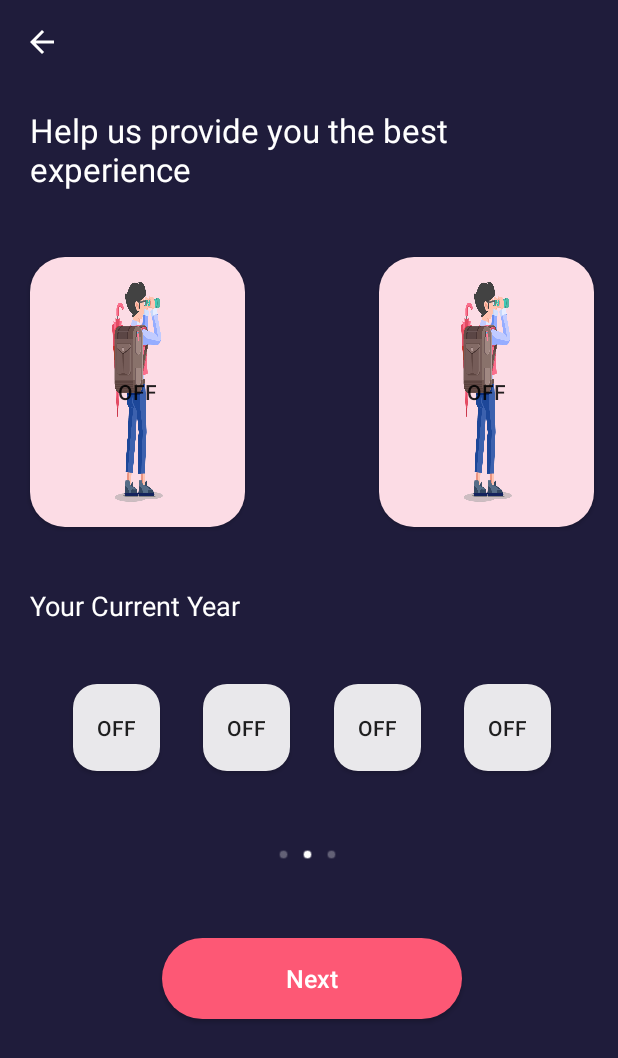
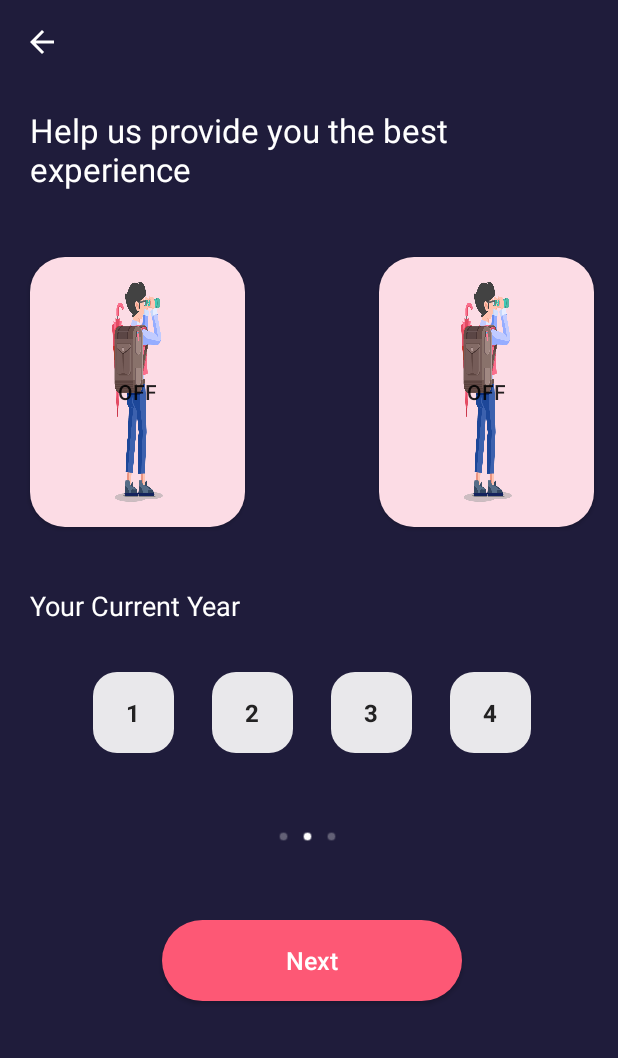
Before and after one commit to ahmadshahal/ITE-Assistant-Android-App, an Android app: the SelectYearActivity screen opened directly, with no data from a screen before it, on a phone screen of 412 x 824 dp. Shown: the top 1058 px of the screen. Run offline under Robolectric (Android 15) with nearby library versions, the phone set to English and light mode, and no system bars.

Commit message:
select_year Layout updated

```diff
--- /dev/null
+++ b/app/src/main/res/drawable/number_button_clicked.xml
@@ -0,0 +1,6 @@
+<?xml version="1.0" encoding="utf-8"?>
+<shape xmlns:android="http://schemas.android.com/apk/res/android"
+    android:shape="rectangle">
+    <corners android:radius="16dp"/>
+    <solid android:color="@color/buttons_color"/>
+</shape>
--- /dev/null
+++ b/app/src/main/res/drawable/radio_button_selector.xml
@@ -0,0 +1,7 @@
+<?xml version="1.0" encoding="utf-8"?>
+<selector xmlns:android="http://schemas.android.com/apk/res/android">
+    <item android:state_checked="true"
+        android:drawable="@drawable/number_button_clicked"/>
+    <item android:state_checked="false"
+        android:drawable="@drawable/numbers_button_normal"/>
+</selector>
--- /dev/null
+++ b/app/src/main/res/drawable/text_selector.xml
@@ -0,0 +1,7 @@
+<?xml version="1.0" encoding="utf-8"?>
+<selector xmlns:android="http://schemas.android.com/apk/res/android">
+    <item android:state_checked="true"
+        android:color = "@android:color/white"/>
+    <item android:state_checked="false"
+        android:color = "#232223"/>
+</selector>
--- a/app/src/main/res/layout/activity_select_year.xml
+++ b/app/src/main/res/layout/activity_select_year.xml
@@ -60,57 +60,64 @@
         app:layout_constraintStart_toEndOf="@+id/toggleButton2"
         app:layout_constraintTop_toBottomOf="@+id/textView3" />
 
-    <ToggleButton
-        android:id="@+id/toggleButton7"
-        android:layout_width="58dp"
-        android:layout_height="58dp"
-        android:layout_marginTop="40dp"
-        android:background="@drawable/numbers_button"
-        android:text="ToggleButton"
-        app:layout_constraintEnd_toStartOf="@+id/toggleButton8"
-        app:layout_constraintHorizontal_bias="0.5"
-        app:layout_constraintHorizontal_chainStyle="spread"
+    <RadioGroup
+        android:id="@+id/radio_group"
+        android:layout_width="wrap_content"
+        android:layout_height="wrap_content"
+        android:layout_marginTop="32dp"
+        android:orientation="horizontal"
+        app:layout_constraintEnd_toStartOf="@+id/guideline"
         app:layout_constraintStart_toStartOf="@+id/guideline2"
-        app:layout_constraintTop_toBottomOf="@+id/textView4" />
+        app:layout_constraintTop_toBottomOf="@+id/textView4">
 
-    <ToggleButton
-        android:id="@+id/toggleButton9"
-        android:layout_width="58dp"
-        android:layout_height="58dp"
-        android:layout_marginTop="40dp"
-        android:background="@drawable/numbers_button"
-        android:text="ToggleButton"
-        app:layout_constraintEnd_toStartOf="@+id/toggleButton5"
-        app:layout_constraintHorizontal_bias="0.5"
-        app:layout_constraintHorizontal_chainStyle="spread"
-        app:layout_constraintStart_toEndOf="@+id/toggleButton8"
-        app:layout_constraintTop_toBottomOf="@+id/textView4" />
+        <RadioButton
+            android:layout_width="54dp"
+            android:layout_height="54dp"
+            android:layout_marginRight="25dp"
+            android:background="@drawable/radio_button_selector"
+            android:button="@android:color/transparent"
+            android:gravity="center"
+            android:text="1"
+            android:textColor="@drawable/text_selector"
+            android:textSize="15.7sp"
+            android:textStyle="bold" />
 
-    <ToggleButton
-        android:id="@+id/toggleButton5"
-        android:layout_width="58dp"
-        android:layout_height="58dp"
-        android:layout_marginTop="40dp"
-        android:background="@drawable/numbers_button"
-        android:text="ToggleButton"
-        app:layout_constraintEnd_toStartOf="@+id/guideline"
-        app:layout_constraintHorizontal_bias="0.5"
-        app:layout_constraintHorizontal_chainStyle="spread"
-        app:layout_constraintStart_toEndOf="@+id/toggleButton9"
-        app:layout_constraintTop_toBottomOf="@+id/textView4" />
+        <RadioButton
+            android:layout_width="54dp"
+            android:layout_height="54dp"
+            android:layout_marginRight="25dp"
+            android:background="@drawable/radio_button_selector"
+            android:button="@android:color/transparent"
+            android:gravity="center"
+            android:text="2"
+            android:textColor="@drawable/text_selector"
+            android:textSize="15.7sp"
+            android:textStyle="bold" />
 
-    <ToggleButton
-        android:id="@+id/toggleButton8"
-        android:layout_width="58dp"
-        android:layout_height="58dp"
-        android:layout_marginTop="40dp"
-        android:background="@drawable/numbers_button"
-        android:text="ToggleButton"
-        app:layout_constraintEnd_toStartOf="@+id/toggleButton9"
-        app:layout_constraintHorizontal_bias="0.5"
-        app:layout_constraintHorizontal_chainStyle="spread"
-        app:layout_constraintStart_toEndOf="@+id/toggleButton7"
-        app:layout_constraintTop_toBottomOf="@+id/textView4" />
+        <RadioButton
+            android:layout_width="54dp"
+            android:layout_height="54dp"
+            android:layout_marginRight="25dp"
+            android:background="@drawable/radio_button_selector"
+            android:button="@android:color/transparent"
+            android:gravity="center"
+            android:text="3"
+            android:textColor="@drawable/text_selector"
+            android:textSize="15.7sp"
+            android:textStyle="bold" />
+
+        <RadioButton
+            android:layout_width="54dp"
+            android:layout_height="54dp"
+            android:background="@drawable/radio_button_selector"
+            android:button="@android:color/transparent"
+            android:gravity="center"
+            android:text="4"
+            android:textColor="@drawable/text_selector"
+            android:textSize="15.7sp"
+            android:textStyle="bold" />
+    </RadioGroup>
+
 
     <ImageView
         android:id="@+id/imageView3"
@@ -120,7 +127,7 @@
         app:layout_constraintEnd_toStartOf="@+id/guideline"
         app:layout_constraintHorizontal_bias="0.491"
         app:layout_constraintStart_toStartOf="@+id/guideline2"
-        app:layout_constraintTop_toBottomOf="@+id/toggleButton9"
+        app:layout_constraintTop_toBottomOf="@+id/radio_group"
         app:srcCompat="@drawable/dot_2" />
 
     <Button
@@ -129,8 +136,8 @@
         android:layout_height="54dp"
         android:layout_marginTop="40dp"
         android:background="@drawable/rounded_button"
+        android:elevation="8dp"
         android:text="Next"
-        android:elevation="8dp"
         android:textAllCaps="false"
         android:textColor="@color/text_color"
         android:textSize="16.5sp"
@@ -153,4 +160,5 @@
         android:orientation="vertical"
         app:layout_constraintGuide_begin="20dp" />
 
+
 </android.support.constraint.ConstraintLayout>
```
Also changed, not shown: app/src/main/res/drawable/numbers_button_normal.xml (renamed from app/src/main/res/drawable/numbers_button.xml).
